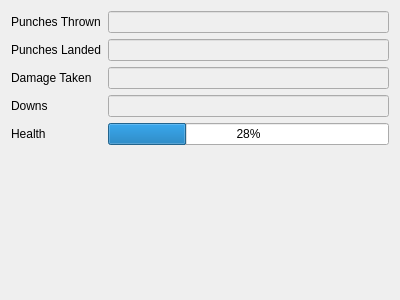
Old version of the form boxerRoundStats.ui in the repository Dedster2/DedBoxing.
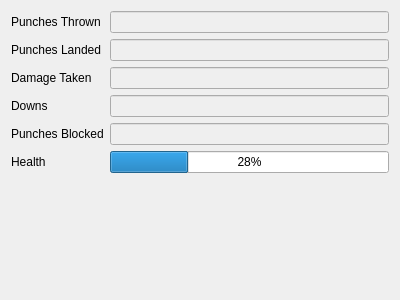
New version of the form.

Diff of the .ui file:
```diff
--- a/boxerRoundStats.ui
+++ b/boxerRoundStats.ui
@@ -13,7 +13,7 @@
   <property name="windowTitle">
    <string>boxerRoundStats</string>
   </property>
-  <layout class="QHBoxLayout" name="horizontalLayout">
+  <layout class="QVBoxLayout" name="verticalLayout">
    <item>
     <layout class="QFormLayout" name="formLayout">
      <item row="0" column="0">
@@ -91,13 +91,30 @@
       </widget>
      </item>
      <item row="4" column="0">
+      <widget class="QLabel" name="label_4">
+       <property name="text">
+        <string>Punches Blocked</string>
+       </property>
+      </widget>
+     </item>
+     <item row="4" column="1">
+      <widget class="QLineEdit" name="leBlocked">
+       <property name="enabled">
+        <bool>false</bool>
+       </property>
+       <property name="toolTipDuration">
+        <number>0</number>
+       </property>
+      </widget>
+     </item>
+     <item row="5" column="0">
       <widget class="QLabel" name="label_3">
        <property name="text">
         <string>Health</string>
        </property>
       </widget>
      </item>
-     <item row="4" column="1">
+     <item row="5" column="1">
       <widget class="QProgressBar" name="pbHealth">
        <property name="baseSize">
         <size>
```
